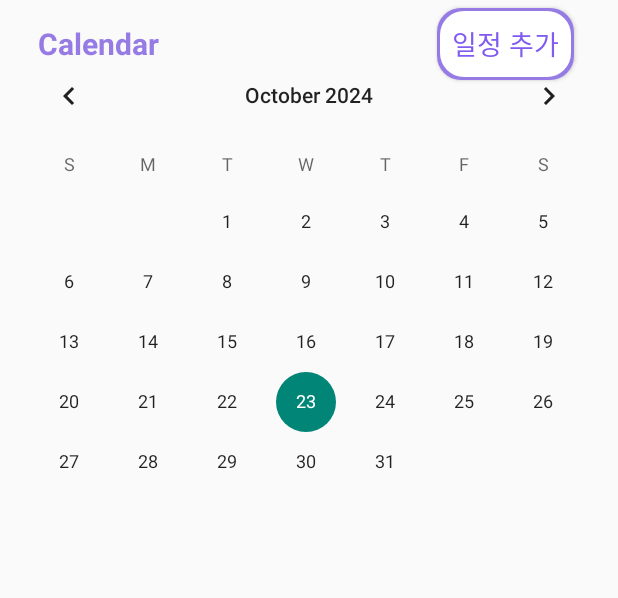
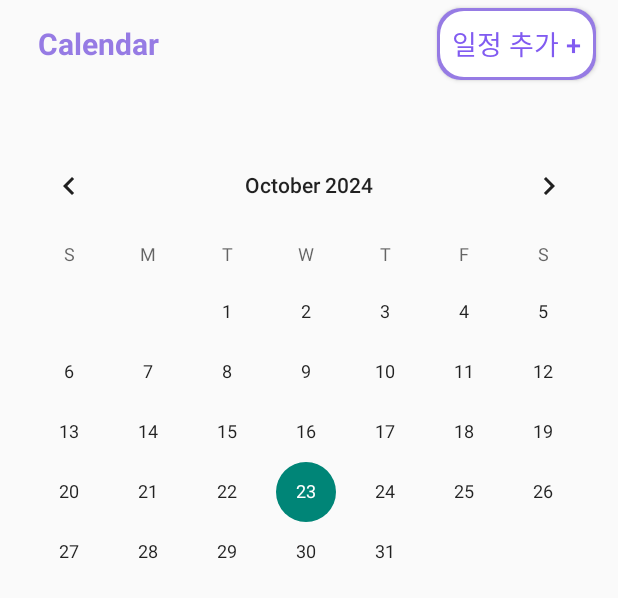
Before and after one commit to rydud314/WHOSEE, an Android app built with Jetpack Compose: the layout activity_calendar.xml on its own in the app's theme, with its tools: preview values and no code run, on a phone screen of 412 x 824 dp. Shown: the top 598 px of the screen. Run offline under Robolectric (Android 15) with nearby library versions, the phone set to English and light mode, and no system bars.

Commit message:
나연 캘린더 xml 세부 변경

```diff
--- a/app/src/main/res/layout/activity_add_schedule.xml
+++ b/app/src/main/res/layout/activity_add_schedule.xml
@@ -147,12 +147,12 @@
                 android:textSize="15dp"
                 android:text="ALL-DAY" />
 
-            <com.google.android.material.chip.Chip
-                android:id="@+id/chip"
-                android:layout_width="wrap_content"
-                android:layout_height="wrap_content"
-                android:textColor="#967BE4"
-                android:layout_weight="1"/>
+<!--            <com.google.android.material.chip.Chip-->
+<!--                android:id="@+id/chip"-->
+<!--                android:layout_width="wrap_content"-->
+<!--                android:layout_height="wrap_content"-->
+<!--                android:textColor="#967BE4"-->
+<!--                android:layout_weight="1"/>-->
         </LinearLayout>
 
         <LinearLayout
--- a/app/src/main/res/layout/activity_calendar.xml
+++ b/app/src/main/res/layout/activity_calendar.xml
@@ -1,57 +1,51 @@
 <?xml version="1.0" encoding="utf-8"?>
 <androidx.constraintlayout.widget.ConstraintLayout xmlns:android="http://schemas.android.com/apk/res/android"
+    xmlns:app="http://schemas.android.com/apk/res-auto"
     xmlns:tools="http://schemas.android.com/tools"
     android:layout_width="match_parent"
     android:layout_height="match_parent">
 
+    <LinearLayout
+        android:layout_width="match_parent"
+        android:layout_height="match_parent"
+        android:orientation="vertical">
 
         <LinearLayout
             android:layout_width="match_parent"
             android:layout_height="70dp"
-        android:orientation="horizontal"
             android:layout_marginBottom="20dp"
             tools:ignore="MissingConstraints">
 
             <TextView
                 android:layout_width="wrap_content"
                 android:layout_height="wrap_content"
-            android:textSize="20dp"
+                android:layout_marginStart="20dp"
+                android:layout_marginTop="5dp"
+                android:layout_marginEnd="180dp"
+                android:padding="5dp"
                 android:text="Calendar"
                 android:textColor="#967BE4"
-            android:textStyle="bold"
-            android:padding="5dp"
-            android:layout_marginTop="5dp"
-            android:layout_marginEnd="180dp"
-            android:layout_marginStart="20dp" />
+                android:textSize="20sp"
+                android:textStyle="bold" />
 
             <Button
+                android:id="@+id/btn_add_schedule"
                 android:layout_width="wrap_content"
                 android:layout_height="wrap_content"
-            android:textSize="18dp"
                 android:layout_marginTop="5dp"
+                android:background="@drawable/btn_add_schedule"
                 android:padding="10dp"
-            android:id="@+id/btn_add_schedule"
+                android:text="일정 추가 +"
                 android:textColor="#815BF1"
-            android:background="@drawable/btn_add_schedule"
-            android:text="일정 추가"
-            ></Button>
+                android:textSize="18sp"></Button>
+
         </LinearLayout>
-
-    <LinearLayout
-        android:layout_width="match_parent"
-        android:layout_height="650dp"
-        android:orientation="vertical"
-        android:layout_marginTop="30dp"
-        tools:ignore="MissingConstraints"
-        tools:layout_editor_absoluteX="0dp"
-        tools:layout_editor_absoluteY="70dp" >
 
         <CalendarView
             android:id="@+id/calendar"
             android:layout_width="match_parent"
             android:layout_height="wrap_content"
-            android:layout_marginTop="30dp"
-            />
+            tools:ignore="MissingConstraints" />
 
         <ListView
             android:id="@+id/calendarListView"
```
Also changed, not shown: app/src/main/AndroidManifest.xml (line endings or trailing spaces). Lines whose indentation alone changed are shown as unchanged.
